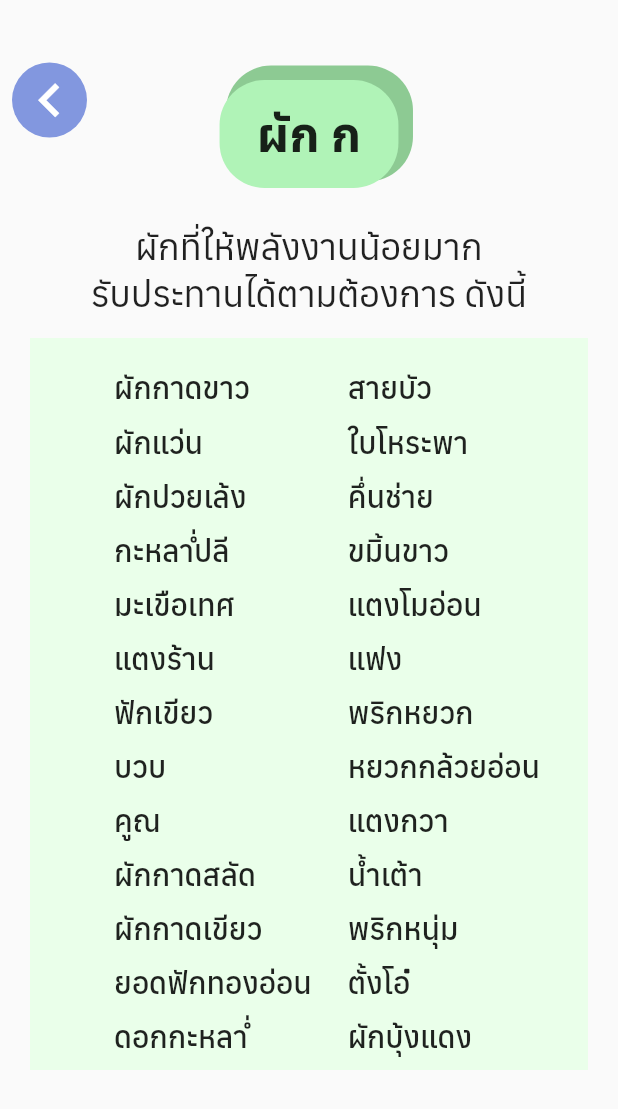
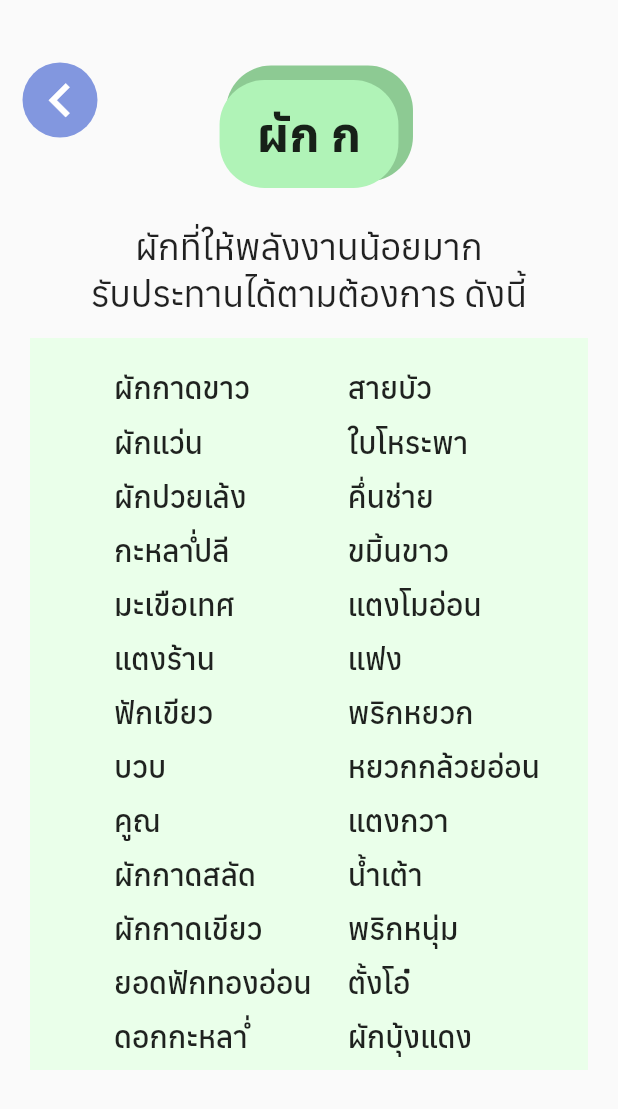
Before and after one commit to AINutritionProject/KinDeeUDee, a Flutter app: the VetABPage screen opened directly, on a phone screen of 412 x 824 dp. Shown: the top 1109 px of the screen. Run offline on Flutter 3.47's test engine with Material 2 defaults, Android fonts, the phone set to English and light mode, and no system bars; our stand-ins replace camera, cloud_firestore, csv, dotted_border, email_validator, firebase_auth and 7 more; accounts and stored records are empty; project files that could hold a hidden picture were left out.

Commit message:
edit position buttonBack

```diff
--- a/lib/pages/vet_ab.dart
+++ b/lib/pages/vet_ab.dart
@@ -21,7 +21,7 @@ class VetABPage extends StatelessWidget {
                     //mainAxisAlignment: MainAxisAlignment.center,
                     children: [
                       const Padding(
-                        padding: EdgeInsets.all(8.0),
+                        padding: EdgeInsets.all(15.0),
                         child: Align(
                             alignment: Alignment.centerLeft,
                             child: ButtonBack(
```
